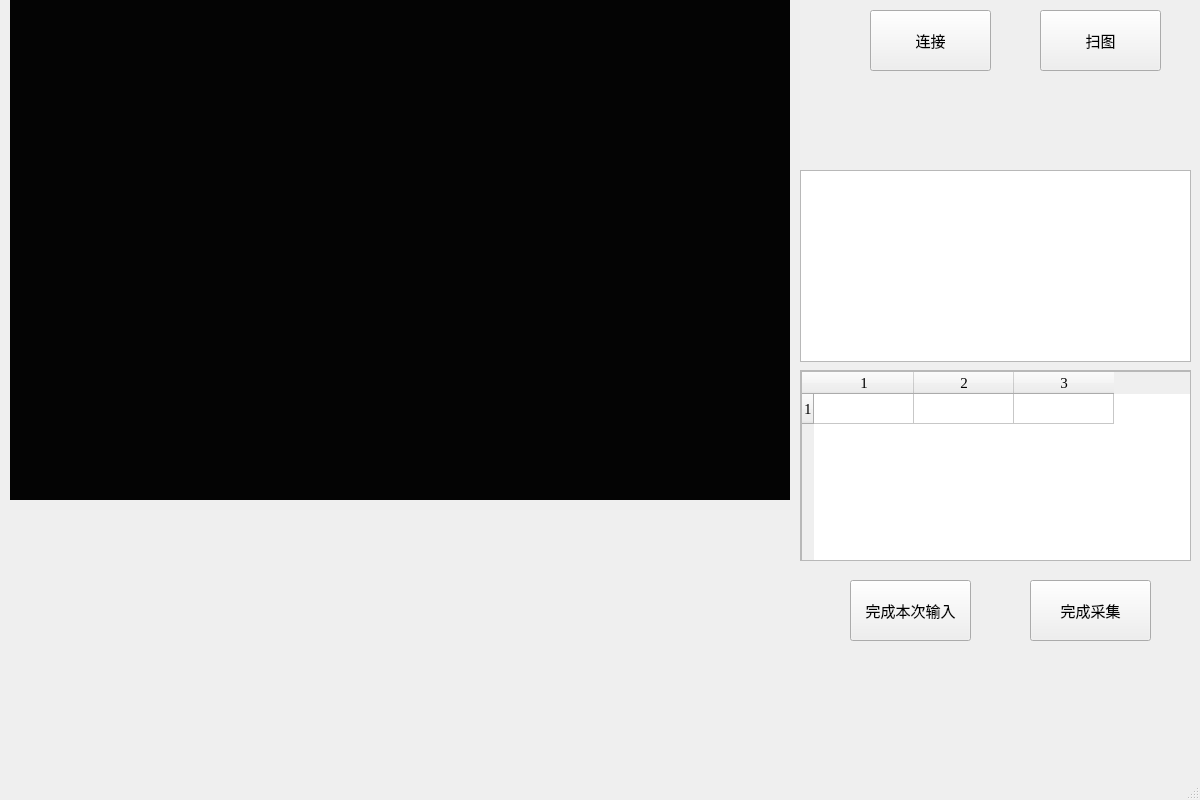
Before: the Qt Designer form handeye.ui in Yamabukiss/handeye_calibration, drawn with Qt 5.
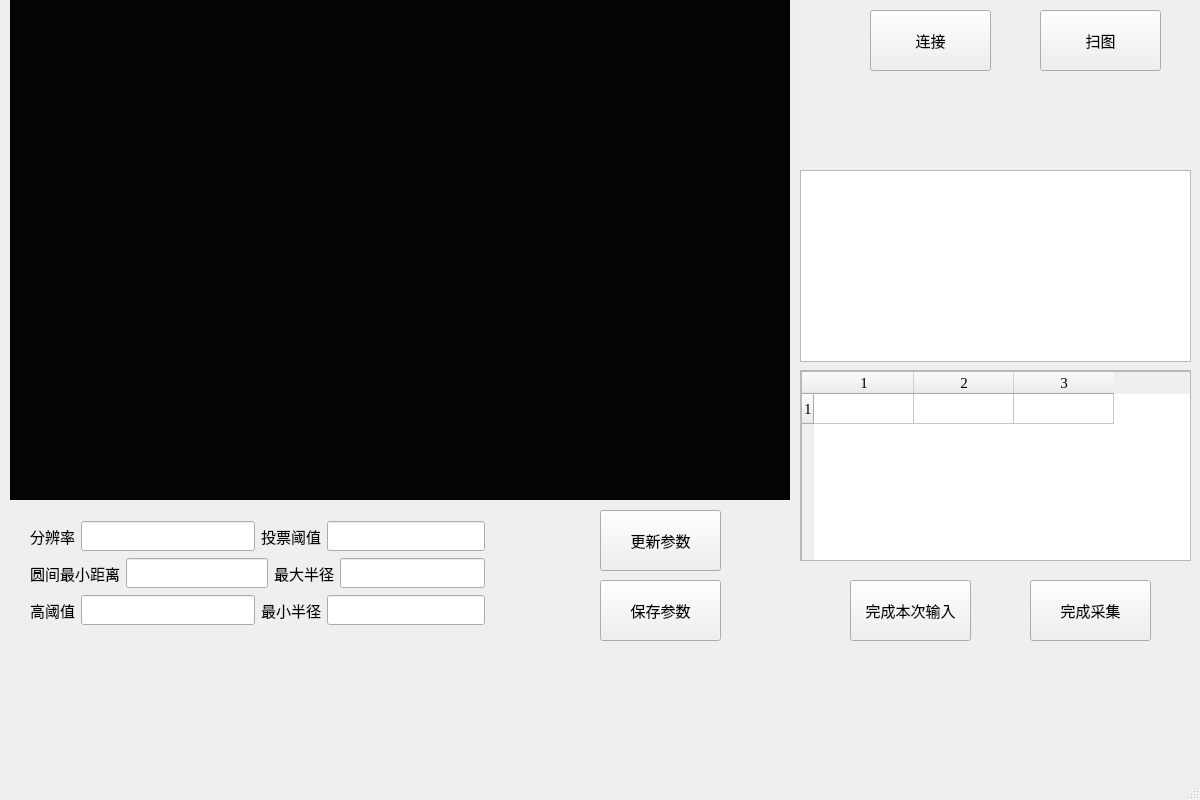
After: the same form once the commit is applied.

The edit to the form file:
```diff
--- a/handeye.ui
+++ b/handeye.ui
@@ -243,6 +243,176 @@
      <string>完成采集</string>
     </property>
    </widget>
+   <widget class="QPushButton" name="pBtnConnect_on_connect_2">
+    <property name="geometry">
+     <rect>
+      <x>600</x>
+      <y>580</y>
+      <width>121</width>
+      <height>61</height>
+     </rect>
+    </property>
+    <property name="minimumSize">
+     <size>
+      <width>101</width>
+      <height>41</height>
+     </size>
+    </property>
+    <property name="maximumSize">
+     <size>
+      <width>55555</width>
+      <height>55555</height>
+     </size>
+    </property>
+    <property name="font">
+     <font>
+      <family>黑体</family>
+      <pointsize>11</pointsize>
+     </font>
+    </property>
+    <property name="text">
+     <string>保存参数</string>
+    </property>
+   </widget>
+   <widget class="QPushButton" name="pBtnConnect_on_connect_3">
+    <property name="geometry">
+     <rect>
+      <x>600</x>
+      <y>510</y>
+      <width>121</width>
+      <height>61</height>
+     </rect>
+    </property>
+    <property name="minimumSize">
+     <size>
+      <width>101</width>
+      <height>41</height>
+     </size>
+    </property>
+    <property name="maximumSize">
+     <size>
+      <width>55555</width>
+      <height>55555</height>
+     </size>
+    </property>
+    <property name="font">
+     <font>
+      <family>黑体</family>
+      <pointsize>11</pointsize>
+     </font>
+    </property>
+    <property name="text">
+     <string>更新参数</string>
+    </property>
+   </widget>
+   <widget class="QWidget" name="">
+    <property name="geometry">
+     <rect>
+      <x>30</x>
+      <y>520</y>
+      <width>455</width>
+      <height>106</height>
+     </rect>
+    </property>
+    <layout class="QVBoxLayout" name="verticalLayout">
+     <item>
+      <layout class="QHBoxLayout" name="horizontalLayout_9">
+       <item>
+        <layout class="QHBoxLayout" name="horizontalLayout">
+         <item>
+          <widget class="QLabel" name="label">
+           <property name="text">
+            <string>分辨率</string>
+           </property>
+          </widget>
+         </item>
+         <item>
+          <widget class="QLineEdit" name="lineEdit"/>
+         </item>
+        </layout>
+       </item>
+       <item>
+        <layout class="QHBoxLayout" name="horizontalLayout_4">
+         <item>
+          <widget class="QLabel" name="label_4">
+           <property name="text">
+            <string>投票阈值</string>
+           </property>
+          </widget>
+         </item>
+         <item>
+          <widget class="QLineEdit" name="lineEdit_4"/>
+         </item>
+        </layout>
+       </item>
+      </layout>
+     </item>
+     <item>
+      <layout class="QHBoxLayout" name="horizontalLayout_8">
+       <item>
+        <layout class="QHBoxLayout" name="horizontalLayout_2">
+         <item>
+          <widget class="QLabel" name="label_2">
+           <property name="text">
+            <string>圆间最小距离</string>
+           </property>
+          </widget>
+         </item>
+         <item>
+          <widget class="QLineEdit" name="lineEdit_2"/>
+         </item>
+        </layout>
+       </item>
+       <item>
+        <layout class="QHBoxLayout" name="horizontalLayout_6">
+         <item>
+          <widget class="QLabel" name="label_6">
+           <property name="text">
+            <string>最大半径</string>
+           </property>
+          </widget>
+         </item>
+         <item>
+          <widget class="QLineEdit" name="lineEdit_6"/>
+         </item>
+        </layout>
+       </item>
+      </layout>
+     </item>
+     <item>
+      <layout class="QHBoxLayout" name="horizontalLayout_7">
+       <item>
+        <layout class="QHBoxLayout" name="horizontalLayout_3">
+         <item>
+          <widget class="QLabel" name="label_3">
+           <property name="text">
+            <string>高阈值</string>
+           </property>
+          </widget>
+         </item>
+         <item>
+          <widget class="QLineEdit" name="lineEdit_3"/>
+         </item>
+        </layout>
+       </item>
+       <item>
+        <layout class="QHBoxLayout" name="horizontalLayout_5">
+         <item>
+          <widget class="QLabel" name="label_5">
+           <property name="text">
+            <string>最小半径</string>
+           </property>
+          </widget>
+         </item>
+         <item>
+          <widget class="QLineEdit" name="lineEdit_5"/>
+         </item>
+        </layout>
+       </item>
+      </layout>
+     </item>
+    </layout>
+   </widget>
   </widget>
   <widget class="QMenuBar" name="menubar">
    <property name="geometry">
```
